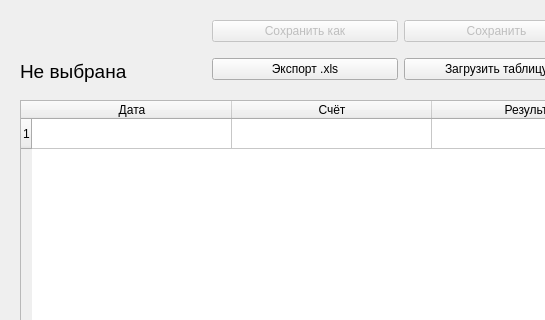
The window that test.ui (OgnestrelYT/Sport-Oracle) describes before a commit, drawn with Qt 5; both pictures show x 0 to 545 and y 0 to 320 of the 801 by 648 pixel window.
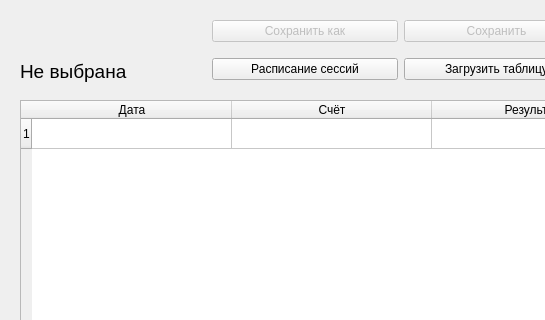
The same window after the commit.

The edit to the form file:
```diff
--- a/test.ui
+++ b/test.ui
@@ -127,7 +127,7 @@
        <item>
         <widget class="QPushButton" name="Export_Table_Button">
          <property name="text">
-          <string>Экспорт .xls</string>
+          <string>Расписание сессий</string>
          </property>
         </widget>
        </item>
```
Left out of the diff: 2 changed lines with no effect on the pictures.
